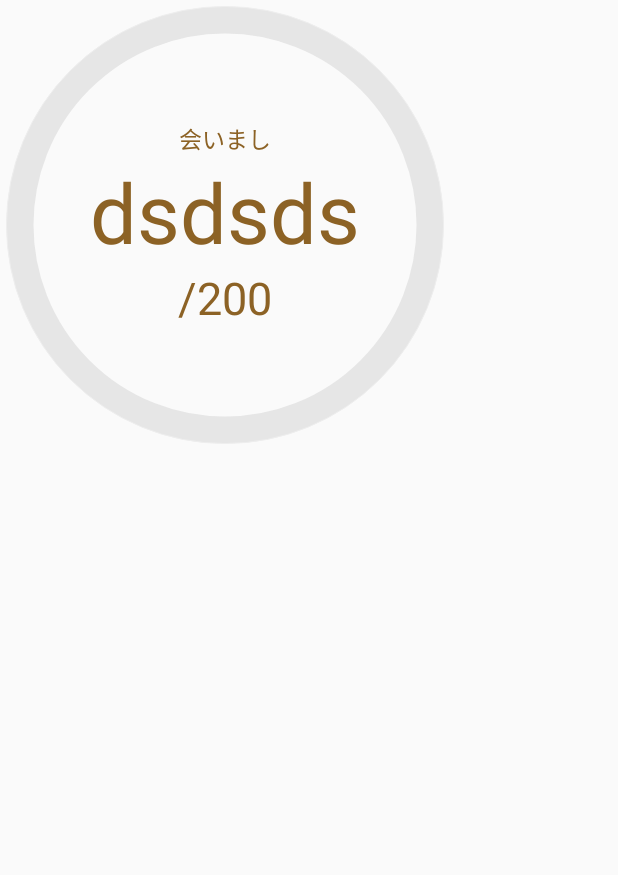
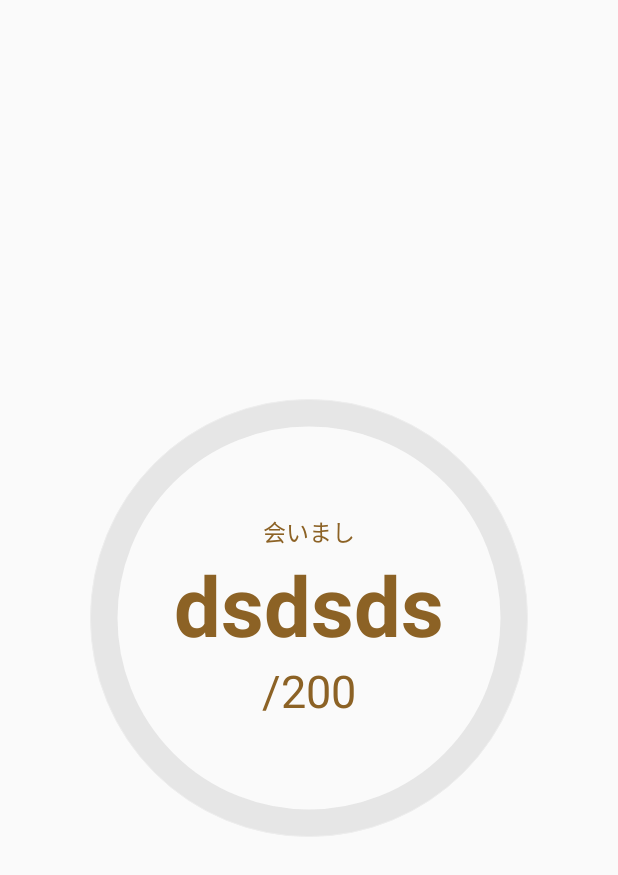
Before and after one commit to at-sonntt/CardBook1, an Android app: the layout fragment_tab_two.xml on its own in the app's theme, with its tools: preview values and no code run, on a phone screen of 412 x 824 dp. Shown: the top 875 px of the screen. Run offline under Robolectric (Android 15) with nearby library versions, the phone set to English and light mode, and no system bars.

Commit message:
update convention

```diff
--- a/app/src/main/res/layout/fragment_tab_two.xml
+++ b/app/src/main/res/layout/fragment_tab_two.xml
@@ -1,22 +1,25 @@
 <?xml version="1.0" encoding="utf-8"?>
-<RelativeLayout xmlns:android="http://schemas.android.com/apk/res/android"
-              xmlns:ProgressWheel="http://schemas.android.com/apk/res-auto"
+<RelativeLayout xmlns:ProgressWheel="http://schemas.android.com/apk/res-auto"
+                xmlns:android="http://schemas.android.com/apk/res/android"
+                xmlns:tools="http://schemas.android.com/tools"
                 android:layout_width="match_parent"
-              android:layout_height="match_parent">
+                android:layout_height="match_parent"
+                android:gravity="center">
+
     <com.example.sonntt.cardbook.until.ProgressWheel
         android:id="@+id/progressBarTwo"
         android:layout_width="300dp"
         android:layout_height="300dp"
-    ProgressWheel:pwTextColor="#00000000"
-    ProgressWheel:pwTextSize="14sp"
+        android:layout_gravity="center"
+        ProgressWheel:pwBarColor="#FFCC33"
         ProgressWheel:pwBarLength="60dp"
-    ProgressWheel:pwBarColor="#FFCC33"
         ProgressWheel:pwBarWidth="10dp"
+        ProgressWheel:pwContourColor="#EEEEEE"
         ProgressWheel:pwRimWidth="18dp"
         ProgressWheel:pwSpinSpeed="3dp"
-    android:layout_gravity="center"
-    ProgressWheel:pwText="đesdsfs"
-    ProgressWheel:pwContourColor="#EEEEEE"/>
+        ProgressWheel:pwTextColor="#00000000"
+        ProgressWheel:pwTextSize="14sp"/>
+
     <LinearLayout
         android:layout_width="300dp"
         android:layout_height="300dp"
@@ -27,26 +30,32 @@
             android:id="@+id/tvTitle"
             android:layout_width="wrap_content"
             android:layout_height="wrap_content"
+            android:gravity="center"
             android:text="会いまし"
-            android:gravity="center"
             android:textColor="#8c6225"
-            android:textSize="15sp"/>
+            android:textSize="15sp"
+            tools:ignore="HardcodedText"/>
+
         <TextView
             android:id="@+id/tvProgress"
             android:layout_width="wrap_content"
             android:layout_height="wrap_content"
+            android:gravity="center"
             android:text="dsdsds"
-            android:gravity="center"
             android:textColor="#8c6225"
-            android:textSize="55sp"/>
+            android:textSize="55sp"
+            android:textStyle="bold"
+            tools:ignore="HardcodedText"/>
+
         <TextView
             android:id="@+id/tvProgressMax"
             android:layout_width="wrap_content"
             android:layout_height="wrap_content"
+            android:gravity="center"
             android:text="/200"
-            android:gravity="center"
             android:textColor="#8c6225"
-            android:textSize="30sp"/>
+            android:textSize="30sp"
+            tools:ignore="HardcodedText"/>
     </LinearLayout>
 
 </RelativeLayout>
```
Lines whose indentation alone changed are shown as unchanged.
